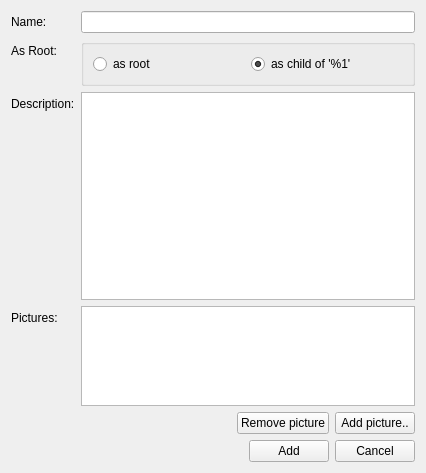
Old version of the form client/uiforms/category_add.ui in the repository Wolframe/configurator.
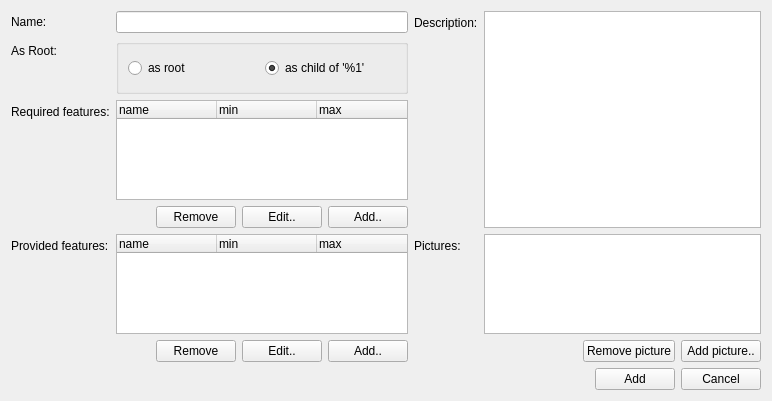
New version of the form. Icons and pictures are not drawn.

Commit message: fixed also add and delete in categories for req/prov features

```diff
--- a/client/uiforms/category_add.ui
+++ b/client/uiforms/category_add.ui
@@ -6,8 +6,8 @@
    <rect>
     <x>0</x>
     <y>0</y>
-    <width>426</width>
-    <height>473</height>
+    <width>772</width>
+    <height>401</height>
    </rect>
   </property>
   <property name="windowTitle">
@@ -20,11 +20,17 @@
   <property name="autoFillBackground">
    <bool>false</bool>
   </property>
+  <layout class="QGridLayout" name="gridLayout">
+   <item row="0" column="0" colspan="2">
   <layout class="QFormLayout" name="formLayout">
-   <property name="fieldGrowthPolicy">
-    <enum>QFormLayout::AllNonFixedFieldsGrow</enum>
-   </property>
-   <item row="0" column="0">
+     <item row="1" column="1">
+      <widget class="QLineEdit" name="name">
+       <property name="initialFocus" stdset="0">
+        <bool>true</bool>
+       </property>
+      </widget>
+     </item>
+     <item row="1" column="0">
     <widget class="QLabel" name="label_name">
      <property name="text">
       <string>Name:</string>
@@ -34,21 +40,7 @@
      </property>
     </widget>
    </item>
-   <item row="0" column="1">
-    <widget class="QLineEdit" name="name">
-     <property name="initialFocus" stdset="0">
-      <bool>true</bool>
-     </property>
-    </widget>
-   </item>
-   <item row="1" column="0">
-    <widget class="QLabel" name="label_4">
-     <property name="text">
-      <string>As Root:</string>
-     </property>
-    </widget>
-   </item>
-   <item row="1" column="1">
+     <item row="2" column="1">
     <widget class="QGroupBox" name="root">
      <property name="title">
       <string/>
@@ -93,29 +85,26 @@
     </widget>
    </item>
    <item row="2" column="0">
-    <widget class="QLabel" name="label_description">
+      <widget class="QLabel" name="label_4">
      <property name="text">
-      <string>Description:</string>
-     </property>
-     <property name="buddy">
-      <cstring>description</cstring>
+        <string>As Root:</string>
      </property>
     </widget>
    </item>
-   <item row="2" column="1">
-    <widget class="QPlainTextEdit" name="description"/>
-   </item>
    <item row="3" column="0">
-    <widget class="QLabel" name="label_picture">
+      <widget class="QLabel" name="label_2">
      <property name="text">
-      <string>Pictures:</string>
+        <string>Required features:</string>
+       </property>
+       <property name="buddy">
+        <cstring>required_features</cstring>
      </property>
     </widget>
    </item>
    <item row="4" column="1">
-    <layout class="QHBoxLayout" name="horizontalLayout_2">
+      <layout class="QHBoxLayout" name="horizontalLayout_4">
      <item>
-      <spacer name="horizontalSpacer_2">
+        <spacer name="horizontalSpacer_3">
        <property name="orientation">
         <enum>Qt::Horizontal</enum>
        </property>
@@ -128,12 +117,28 @@
       </spacer>
      </item>
      <item>
-      <widget class="QPushButton" name="exclude_pictures">
+        <widget class="QPushButton" name="pushButton_2">
        <property name="text">
-        <string>Remove picture</string>
+          <string>Remove</string>
+         </property>
+         <property name="state:enabled" stdset="0">
+          <string>{required_features.selected}&gt;0</string>
        </property>
        <property name="datasignal:clicked" stdset="0">
-        <string>exclude_picture@main.pictures</string>
+          <string>remove_feature_required@main.required_features</string>
+         </property>
+        </widget>
+       </item>
+       <item>
+        <widget class="QPushButton" name="pushButton_5">
+         <property name="text">
+          <string>Edit..</string>
+         </property>
+         <property name="form" stdset="0">
+          <string>feature_select_required?widgetid={main.widgetid}_feature_required&amp;id={required_features.selected}&amp;minQuantity={required_features.selected_min}&amp;maxQuantity={required_features.selected_max}</string>
+         </property>
+         <property name="datasignal:destroyed" stdset="0">
+          <string>close@{main.widgetid}_feature_required</string>
        </property>
        <property name="state:enabled" stdset="0">
         <string>{pictures.selected}&gt;0</string>
@@ -141,9 +146,9 @@
       </widget>
      </item>
      <item>
-      <widget class="QPushButton" name="new_pictures">
+        <widget class="QPushButton" name="pushButton">
        <property name="text">
-        <string>Add picture..</string>
+          <string>Add..</string>
        </property>
        <property name="form" stdset="0">
         <string>picture_select?widgetid={main.widgetid}_picture</string>
@@ -156,9 +161,67 @@
     </layout>
    </item>
    <item row="5" column="1">
-    <layout class="QHBoxLayout" name="horizontalLayout">
+      <widget class="QTreeWidget" name="provided_features">
+       <property name="maximumSize">
+        <size>
+         <width>16777215</width>
+         <height>100</height>
+        </size>
+       </property>
+       <property name="horizontalScrollBarPolicy">
+        <enum>Qt::ScrollBarAlwaysOff</enum>
+       </property>
+       <property name="selectionBehavior">
+        <enum>QAbstractItemView::SelectRows</enum>
+       </property>
+       <property name="rootIsDecorated">
+        <bool>false</bool>
+       </property>
+       <property name="itemsExpandable">
+        <bool>false</bool>
+       </property>
+       <property name="headerHidden">
+        <bool>false</bool>
+       </property>
+       <property name="expandsOnDoubleClick">
+        <bool>false</bool>
+       </property>
+       <property name="dataslot" stdset="0">
+        <string>add_feature_provided ({main.widgetid}_feature_provided)</string>
+       </property>
+       <property name="action:add_feature_provided" stdset="0">
+        <string>CategoryFeatureListRequest features { feature[] { id={main.provided_features.row.id:?}; minQuantity {{main.provided_features.row.min:?}}; maxQuantity{{main.provided_features.row.max:?}} }; add[] { id={feature_provided_select.feature.selected}; minQuantity {{feature_provided_select.min}}; maxQuantity {{feature_provided_select.max}} } }</string>
+       </property>
+       <property name="link:feature_provided_select" stdset="0">
+        <string>{main.widgetid}_feature_provided</string>
+       </property>
+       <property name="answer" stdset="0">
+        <string>CategoryFeatures CategoryFeatures {CategoryFeature[] {id={row.id}; name{{row.name}}; minQuantity{{row.min}}; maxQuantity{{row.max}}</string>
+       </property>
+       <property name="action:remove_feature_provided" stdset="0">
+        <string>CategoryFeatureListRequest features { feature[] { id={main.provided_features.row.id:?}; minQuantity {{main.provided_features.row.min:?}}; maxQuantity{{main.provided_features.row.max:?}} }; remove[] { id = {selected} } }</string>
+       </property>
+       <column>
+        <property name="text">
+         <string>name</string>
+        </property>
+       </column>
+       <column>
+        <property name="text">
+         <string>min</string>
+        </property>
+       </column>
+       <column>
+        <property name="text">
+         <string>max</string>
+        </property>
+       </column>
+      </widget>
+     </item>
+     <item row="6" column="1">
+      <layout class="QHBoxLayout" name="horizontalLayout_5">
      <item>
-      <spacer name="horizontalSpacer">
+        <spacer name="horizontalSpacer_4">
        <property name="orientation">
         <enum>Qt::Horizontal</enum>
        </property>
@@ -171,15 +234,12 @@
       </spacer>
      </item>
      <item>
-      <widget class="QPushButton" name="add">
+        <widget class="QPushButton" name="pushButton_3">
        <property name="text">
-        <string>Add</string>
-       </property>
-       <property name="action" stdset="0">
-        <string>createCategory category {parentID={main.id}; root { {main.root.yes} }; name{{main.name}}; description{{main.description}}; pictures {picture[] {id={main.pictures.id}}} }</string>
-       </property>
-       <property name="form" stdset="0">
-        <string>_CLOSE_</string>
+          <string>Remove</string>
+         </property>
+         <property name="state:enabled" stdset="0">
+          <string>{provided_features.selected}&gt;0</string>
        </property>
        <property name="datasignal:clicked" stdset="0">
         <string>categories</string>
@@ -187,18 +247,128 @@
       </widget>
      </item>
      <item>
-      <widget class="QPushButton" name="cancel">
+        <widget class="QPushButton" name="pushButton_6">
        <property name="text">
-        <string>Cancel</string>
+          <string>Edit..</string>
        </property>
        <property name="form" stdset="0">
-        <string notr="true">_CLOSE_</string>
+          <string>feature_select_provided?widgetid={main.widgetid}_feature_provided&amp;id={provided_features.selected}&amp;minQuantity={provided_features.selected_min}&amp;maxQuantity={provided_features.selected_max}</string>
+         </property>
+         <property name="datasignal:destroyed" stdset="0">
+          <string>close@{main.widgetid}_feature_provided</string>
+         </property>
+         <property name="state:enabled" stdset="0">
+          <string>{provided_features.selected}&gt;0</string>
+         </property>
+        </widget>
+       </item>
+       <item>
+        <widget class="QPushButton" name="pushButton_4">
+         <property name="text">
+          <string>Add..</string>
+         </property>
+         <property name="form" stdset="0">
+          <string>feature_select_provided?widgetid={main.widgetid}_feature_provided</string>
+         </property>
+         <property name="datasignal:destroyed" stdset="0">
+          <string>close@{main.widgetid}_feature_provided</string>
        </property>
       </widget>
      </item>
     </layout>
    </item>
+     <item row="5" column="0">
+      <widget class="QLabel" name="label_3">
+       <property name="text">
+        <string>Provided features:</string>
+       </property>
+       <property name="buddy">
+        <cstring>provided_features</cstring>
+       </property>
+      </widget>
+     </item>
    <item row="3" column="1">
+      <widget class="QTreeWidget" name="required_features">
+       <property name="maximumSize">
+        <size>
+         <width>16777215</width>
+         <height>100</height>
+        </size>
+       </property>
+       <property name="horizontalScrollBarPolicy">
+        <enum>Qt::ScrollBarAlwaysOff</enum>
+       </property>
+       <property name="selectionBehavior">
+        <enum>QAbstractItemView::SelectRows</enum>
+       </property>
+       <property name="rootIsDecorated">
+        <bool>false</bool>
+       </property>
+       <property name="itemsExpandable">
+        <bool>false</bool>
+       </property>
+       <property name="headerHidden">
+        <bool>false</bool>
+       </property>
+       <property name="expandsOnDoubleClick">
+        <bool>false</bool>
+       </property>
+       <property name="dataslot" stdset="0">
+        <string>add_feature_required ({main.widgetid}_feature_required)</string>
+       </property>
+       <property name="action:add_feature_required" stdset="0">
+        <string>CategoryFeatureListRequest features { feature[] { id={main.required_features.row.id:?}; minQuantity {{main.required_features.row.min:?}}; maxQuantity{{main.required_features.row.max:?}} }; add[] { id={feature_required_select.feature.selected}; minQuantity {{feature_required_select.min}}; maxQuantity {{feature_required_select.max}} } }</string>
+       </property>
+       <property name="link:feature_required_select" stdset="0">
+        <string>{main.widgetid}_feature_required</string>
+       </property>
+       <property name="answer" stdset="0">
+        <string>CategoryFeatures CategoryFeatures {CategoryFeature[] {id={row.id}; name{{row.name}}; minQuantity{{row.min}}; maxQuantity{{row.max}}</string>
+       </property>
+       <property name="action:remove_feature_required" stdset="0">
+        <string>CategoryFeatureListRequest features { feature[] { id={main.required_features.row.id:?}; minQuantity {{main.required_features.row.min:?}}; maxQuantity{{main.required_features.row.max:?}} }; remove[] { id = {selected} } }</string>
+       </property>
+       <attribute name="headerVisible">
+        <bool>true</bool>
+       </attribute>
+       <attribute name="headerShowSortIndicator" stdset="0">
+        <bool>false</bool>
+       </attribute>
+       <column>
+        <property name="text">
+         <string>name</string>
+        </property>
+       </column>
+       <column>
+        <property name="text">
+         <string>min</string>
+        </property>
+       </column>
+       <column>
+        <property name="text">
+         <string>max</string>
+        </property>
+       </column>
+      </widget>
+     </item>
+    </layout>
+   </item>
+   <item row="0" column="2">
+    <layout class="QFormLayout" name="formLayout_2">
+     <item row="0" column="1">
+      <widget class="QPlainTextEdit" name="description"/>
+     </item>
+     <item row="0" column="0">
+      <widget class="QLabel" name="label_description">
+       <property name="text">
+        <string>Description:</string>
+       </property>
+       <property name="buddy">
+        <cstring>description</cstring>
+       </property>
+      </widget>
+     </item>
+     <item row="1" column="1">
     <widget class="QListWidget" name="pictures">
      <property name="maximumSize">
       <size>
@@ -250,6 +420,104 @@
      </property>
     </widget>
    </item>
+     <item row="2" column="1">
+      <layout class="QHBoxLayout" name="horizontalLayout_2">
+       <item>
+        <spacer name="horizontalSpacer_2">
+         <property name="orientation">
+          <enum>Qt::Horizontal</enum>
+         </property>
+         <property name="sizeHint" stdset="0">
+          <size>
+           <width>40</width>
+           <height>20</height>
+          </size>
+         </property>
+        </spacer>
+       </item>
+       <item>
+        <widget class="QPushButton" name="exclude_pictures">
+         <property name="text">
+          <string>Remove picture</string>
+         </property>
+         <property name="datasignal:clicked" stdset="0">
+          <string>exclude_picture@main.pictures</string>
+         </property>
+         <property name="state:enabled" stdset="0">
+          <string>{pictures.selected}&gt;0</string>
+         </property>
+        </widget>
+       </item>
+       <item>
+        <widget class="QPushButton" name="new_pictures">
+         <property name="text">
+          <string>Add picture..</string>
+         </property>
+         <property name="form" stdset="0">
+          <string>picture_select?widgetid={main.widgetid}_picture</string>
+         </property>
+         <property name="datasignal:destroyed" stdset="0">
+          <string>close@{main.widgetid}_picture</string>
+         </property>
+        </widget>
+       </item>
+      </layout>
+     </item>
+     <item row="1" column="0">
+      <widget class="QLabel" name="label_picture">
+       <property name="text">
+        <string>Pictures:</string>
+       </property>
+       <property name="buddy">
+        <cstring>pictures</cstring>
+       </property>
+      </widget>
+     </item>
+    </layout>
+   </item>
+   <item row="6" column="0" colspan="3">
+    <layout class="QHBoxLayout" name="horizontalLayout">
+     <item>
+      <spacer name="horizontalSpacer">
+       <property name="orientation">
+        <enum>Qt::Horizontal</enum>
+       </property>
+       <property name="sizeHint" stdset="0">
+        <size>
+         <width>40</width>
+         <height>20</height>
+        </size>
+       </property>
+      </spacer>
+     </item>
+     <item>
+      <widget class="QPushButton" name="add">
+       <property name="text">
+        <string>Add</string>
+       </property>
+       <property name="action" stdset="0">
+        <string>createCategory category {parentID={main.id}; root { {main.root.yes} }; name{{main.name}}; description{{main.description}}; pictures {picture[] {id={main.pictures.id}}}; features_required{CategoryFeature[] {id={required_features.row.id:?}; name{{required_features.row.name:?}}; minQuantity{{required_features.row.min:?}}; maxQuantity{{required_features.row.max:?}} } }; features_provided{CategoryFeature[] {id={provided_features.row.id:?}; name{{provided_features.row.name:?}}; minQuantity{{provided_features.row.min:?}}; maxQuantity{{provided_features.row.max:?}} } } }</string>
+       </property>
+       <property name="form" stdset="0">
+        <string>_CLOSE_</string>
+       </property>
+       <property name="datasignal:clicked" stdset="0">
+        <string>categories</string>
+       </property>
+      </widget>
+     </item>
+     <item>
+      <widget class="QPushButton" name="cancel">
+       <property name="text">
+        <string>Cancel</string>
+       </property>
+       <property name="form" stdset="0">
+        <string notr="true">_CLOSE_</string>
+       </property>
+      </widget>
+     </item>
+    </layout>
+   </item>
   </layout>
  </widget>
  <tabstops>
```
Left out of the diff: 52 changed lines with no effect on the pictures. Lines whose indentation alone changed are shown as unchanged. The commit also changes 4 other files.
